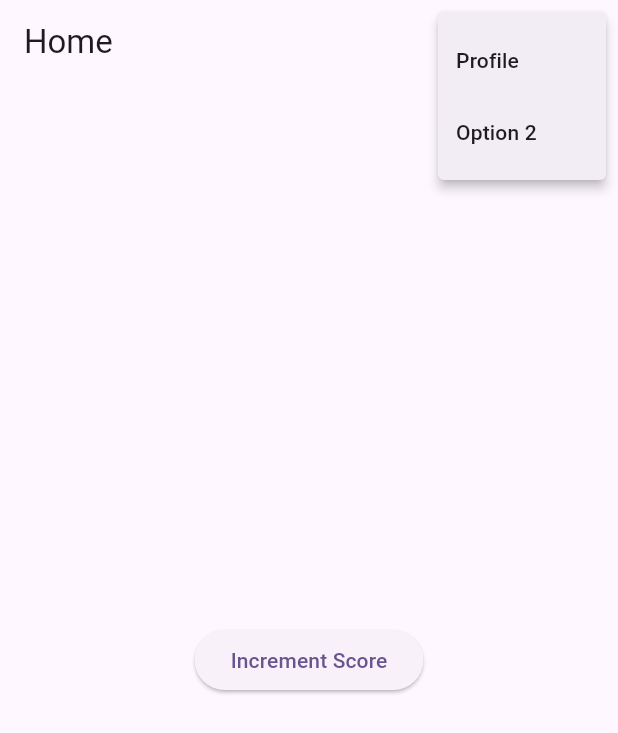
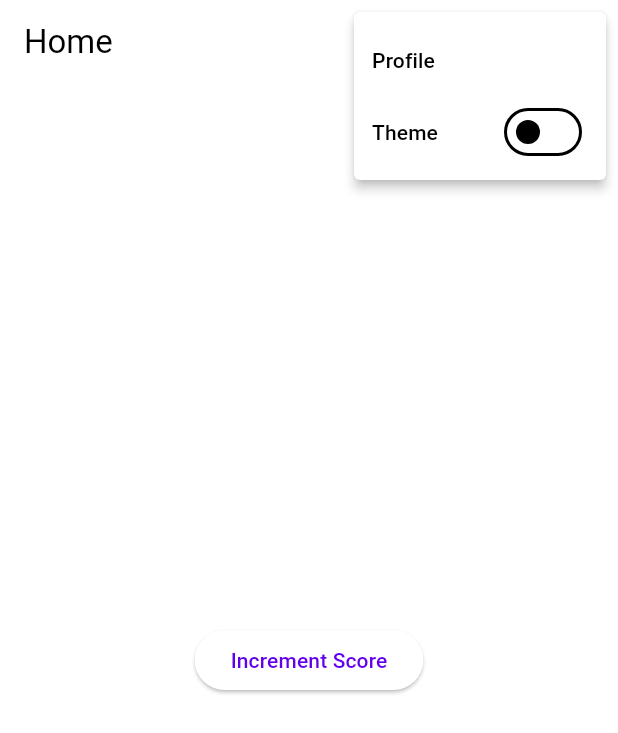
Before and after one commit to dylcarinc/click_plus_plus, a Flutter app: the screen it shows once a user with an empty profile is signed in, after a tap on the "settings" icon, on a phone screen of 412 x 824 dp. Shown: the top 733 px of the screen. Run offline on Flutter 3.47's test engine with Material 3 defaults, Android fonts, the phone set to English and light mode, and no system bars; our stand-ins replace cloud_firestore, firebase_auth, firebase_core; missing offline and left inert: firebase_ui_auth; accounts and stored records are empty.

Commit message:
Added fully functional light/dark mode button

```diff
--- a/lib/app properties/Pages/home.dart
+++ b/lib/app properties/Pages/home.dart
@@ -1,7 +1,10 @@
+import 'package:click_plus_plus/app%20properties/theme.dart';
+import 'package:click_plus_plus/app%20properties/theme_provider.dart';
 import 'package:firebase_auth/firebase_auth.dart';
 import 'package:flutter/material.dart';
 import 'package:cloud_firestore/cloud_firestore.dart';
 import 'package:click_plus_plus/app properties/routing/app_router.dart';
+import 'package:provider/provider.dart';
 
 class HomeScreen extends StatefulWidget {
   const HomeScreen({super.key});
@@ -13,6 +16,7 @@ class HomeScreen extends StatefulWidget {
 class _HomeScreenState extends State<HomeScreen> {
   int _score = 0;
   String _name = "";
+  bool _isChanged = false;
 
   @override
   void initState() {
@@ -81,9 +85,11 @@ class _HomeScreenState extends State<HomeScreen> {
     }
   }
 
+
   @override
   Widget build(BuildContext context) {
     return Scaffold(
+      backgroundColor: Theme.of(context).colorScheme.surface,
       appBar: AppBar(
         title: const Text('Home'),
         actions: [
@@ -92,7 +98,7 @@ class _HomeScreenState extends State<HomeScreen> {
                 AppRouter.navigateTo(context, AppRouter.scoreboard),
             child: Text('$_score', style: const TextStyle(fontSize: 20)),
           ),
-          PopupMenuButton<String>(
+          PopupMenuButton(
               icon: const Icon(Icons.settings),
               onSelected: (String result) {
                 // Handle menu item selection
@@ -104,21 +110,40 @@ class _HomeScreenState extends State<HomeScreen> {
                           arguments: {'userId': user.uid});
                     }
                     break;
-                  case 'option2':
-                    // Handles option 2
+                  case 'themeToggle':
                     break;
                 }
               },
               itemBuilder: (BuildContext context) => <PopupMenuEntry<String>>[
-                    const PopupMenuItem<String>(
+                    const PopupMenuItem(
                       value: 'profilePage',
                       child: Text('Profile'),
                     ),
-                    const PopupMenuItem<String>(
-                      value: 'option2',
-                      child: Text('Option 2'),
-                    )
-                  ])
+                    PopupMenuItem(
+                      value: 'themeToggle',
+                      child: StatefulBuilder(
+                        builder: (BuildContext context, StateSetter setState) {
+                          return Row(
+                            mainAxisAlignment: MainAxisAlignment.spaceBetween,
+                            children: [
+                              const Text('Theme'),
+                              Switch(
+                                value: _isChanged,
+                                onChanged: (bool value) {
+                                  setState(() {
+                                    _isChanged = value;
+
+                                  });
+                                  Provider.of<ThemeProvider>(context, listen: false).themeToggle();
+                                },
+                              ),
+                ],
+              );
+            },
+          ),
+        ),
+                  ]
+                )
         ],
       ),
       body: Center(
--- a/lib/app properties/app.dart
+++ b/lib/app properties/app.dart
@@ -1,4 +1,8 @@
+import 'package:click_plus_plus/app%20properties/theme.dart';
+import 'package:click_plus_plus/app%20properties/theme_provider.dart';
 import 'package:flutter/material.dart';
+import 'package:click_plus_plus/main.dart';
+import 'package:provider/provider.dart';
 
 import '../auth_gate.dart';
 
@@ -8,12 +12,13 @@ class MyApp extends StatelessWidget {
   @override
   Widget build(BuildContext context) {
     return MaterialApp(
-      theme: ThemeData(
-        colorScheme: ColorScheme.fromSeed(seedColor: Colors.deepPurple),
-        useMaterial3: true,
-      ),
-
+      theme: Provider.of<ThemeProvider>(context).themeData,
       home: const AuthGate(),
     );
   }
 }
+
+/*ThemeData(
+        colorScheme: ColorScheme.fromSeed(seedColor: Colors.deepPurple),
+        useMaterial3: true,
+        */
--- a/lib/app properties/theme.dart
+++ b/lib/app properties/theme.dart
@@ -1,2 +1,15 @@
 // https://medium.com/@blup-tool/learn-how-to-implement-dark-mode-and-light-mode-in-your-flutter-app-f90df3f9cdc8
 import 'package:flutter/material.dart';
+
+final ThemeData lightTheme = ThemeData(
+  brightness: Brightness.light,
+  colorScheme: const ColorScheme.light(
+    surface: Colors.white
+  )
+);
+final ThemeData darkTheme = ThemeData(
+  brightness: Brightness.dark,
+  colorScheme: const ColorScheme.dark(
+    surface: Color.fromARGB(137, 43, 43, 43)
+  )
+);
--- /dev/null
+++ b/lib/app properties/theme_provider.dart
@@ -0,0 +1,24 @@
+import 'package:click_plus_plus/app%20properties/theme.dart';
+import 'package:flutter/material.dart';
+
+class ThemeProvider with ChangeNotifier{
+  ThemeData _themeData = lightTheme;
+
+  ThemeData get themeData => _themeData;
+
+  // changes the theme
+  set themeData(ThemeData themeData) {
+    _themeData = themeData;
+    notifyListeners();
+  }
+
+  void themeToggle() {
+    if (themeData == lightTheme) {
+      themeData = darkTheme;
+    }
+    else {
+      themeData = lightTheme;
+    }
+
+  }
+}
--- a/lib/main.dart
+++ b/lib/main.dart
@@ -1,7 +1,9 @@
+import 'package:click_plus_plus/app%20properties/theme_provider.dart';
 import 'package:firebase_core/firebase_core.dart';
 import 'package:flutter/material.dart';
 
 import 'package:click_plus_plus/app properties/app.dart';
+import 'package:provider/provider.dart';
 import 'firebase_options.dart';
 
 void main() async {
@@ -10,5 +12,7 @@ void main() async {
     options: DefaultFirebaseOptions.currentPlatform,
   );
 
-  runApp(const MyApp());
+  runApp(
+    ChangeNotifierProvider(create: (context) => ThemeProvider(),
+    child: const MyApp(),));
 }
```
